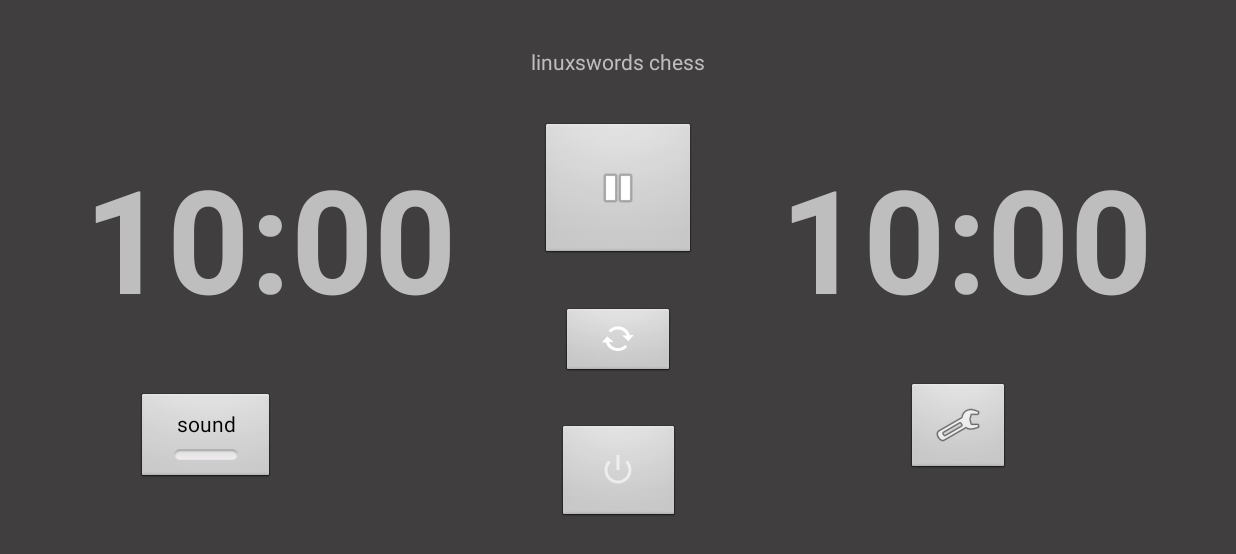
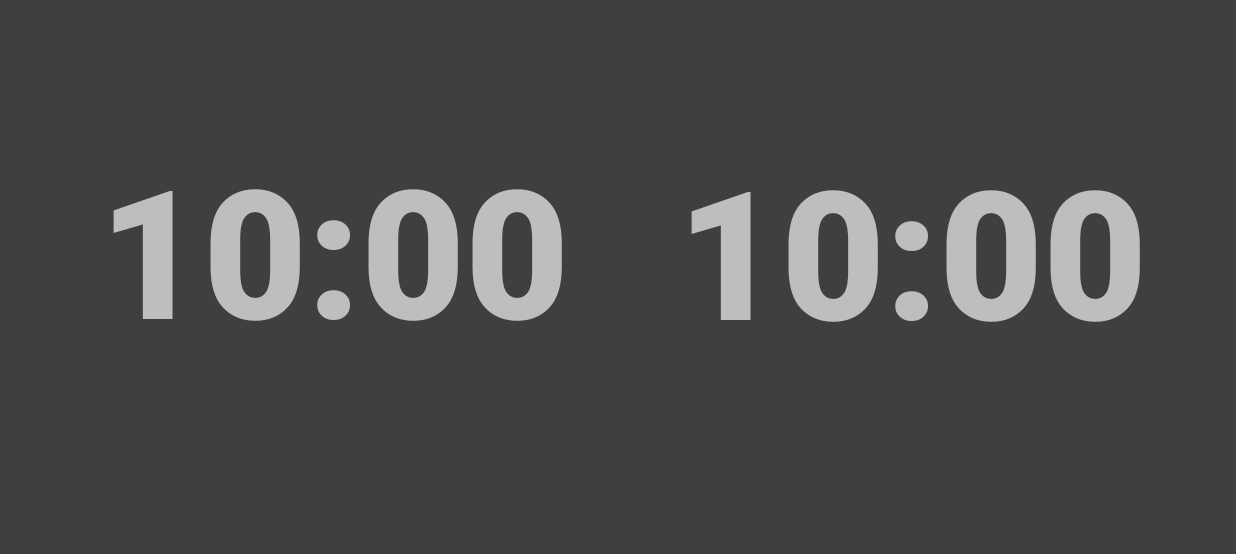
Before and after one commit to linuxswords/ChessClock, an Android app: the screen it shows after launch (MainActivity), on a phone screen of 824 x 412 dp (held sideways). Shown: the top 554 px of the screen. Run offline under Robolectric (Android 15) with nearby library versions, the phone set to English and light mode, and no system bars.

Commit message:
UI: drop all buttons on screen. [WIP]
single tap will pause the clock
long tab will open setting screen

```diff
--- a/app/src/main/java/org/linuxswords/games/chessclock/MainActivity.java
+++ b/app/src/main/java/org/linuxswords/games/chessclock/MainActivity.java
@@ -39,20 +39,21 @@ public class MainActivity extends Activity implements TiltListener
         tiltSensor = new TiltSensor(this);
         tiltSensor.setListener(this);
 
-        // pause button
-        findViewById(R.id.pauseButton).setOnClickListener(v -> this.pauseAllClocks());
+        // pause on a single click, show settings on a long click
+        findViewById(R.id.parent).setOnClickListener(v -> this.pauseAllClocks());
+        findViewById(R.id.parent).setOnLongClickListener(v -> this.showSettingsScreen());
+//        findViewById(R.id.parent).setdouOnLongClickListener(v -> this.showSettingsScreen());
 
         // reset button
-        findViewById(R.id.restartButton).setOnClickListener(v -> this.restartAllClocks());
+//        findViewById(R.id.restartButton).setOnClickListener(v -> this.restartAllClocks());
 
         // sound stuff
         initializeSoundTriggers();
+    }
 
-        // settings
-        findViewById(R.id.settingsButton).setOnClickListener(v -> startActivity(new Intent(this, SettingsActivity.class)));
-
-        // exit
-        findViewById(R.id.exitButton).setOnClickListener(v -> this.finishAffinity());
+    private boolean showSettingsScreen(){
+        startActivity(new Intent(this, SettingsActivity.class));
+        return true;
     }
 
     private void initializeSoundTriggers()
--- a/app/src/main/java/org/linuxswords/games/chessclock/SettingsActivity.java
+++ b/app/src/main/java/org/linuxswords/games/chessclock/SettingsActivity.java
@@ -17,8 +17,20 @@ public class SettingsActivity extends Activity
         setContentView(R.layout.activity_settings);
         getWindow().addFlags(WindowManager.LayoutParams.FLAG_KEEP_SCREEN_ON);
 
+        setupTimeSettingsButtons();
+
+        // cancel
         findViewById(R.id.settingsCancelButton).setOnClickListener(v -> startActivity(new Intent(this, MainActivity.class)));
 
+        // sound
+        findViewById(R.id.soundSwitch).setOnClickListener(l -> l.isActivated());  // fixme do something
+
+        // exit
+        findViewById(R.id.exitButton).setOnClickListener(v -> this.finishAffinity());
+    }
+
+    private void setupTimeSettingsButtons()
+    {
         findViewById(R.id.timeSettingThreeZero).setOnClickListener(v -> this.setTimeAndCloseView(TimeSettings.FIFTEEN_PLUS_ZERO));
         findViewById(R.id.timeSettingThreePlusFive).setOnClickListener(v -> this.setTimeAndCloseView(TimeSettings.FIFTEEN_PLUS_FIVE));
 
@@ -27,7 +39,6 @@ public class SettingsActivity extends Activity
 
         findViewById(R.id.timeSettingTenZero).setOnClickListener(v -> this.setTimeAndCloseView(TimeSettings.TEN_PLUS_ZERO));
         findViewById(R.id.timeSettingTenPlusFive).setOnClickListener(v -> this.setTimeAndCloseView(TimeSettings.TEN_PLUS_FIVE));
-
 
         findViewById(R.id.timeSettingFifteenZero).setOnClickListener(v -> this.setTimeAndCloseView(TimeSettings.FIFTEEN_PLUS_ZERO));
         findViewById(R.id.timeSettingFifteenPlusFive).setOnClickListener(v -> this.setTimeAndCloseView(TimeSettings.FIFTEEN_PLUS_FIVE));
@@ -39,4 +50,9 @@ public class SettingsActivity extends Activity
         timeSettingsManager.setCurrent(timeSetting);
         startActivity(new Intent(this, MainActivity.class));
     }
+
+    private void setSoundAndCloseView(){
+
+        startActivity(new Intent(this, MainActivity.class));
+    }
 }
--- a/app/src/main/res/layout/activity_main.xml
+++ b/app/src/main/res/layout/activity_main.xml
@@ -3,102 +3,40 @@
   xmlns:android="http://schemas.android.com/apk/res/android"
   xmlns:app="http://schemas.android.com/apk/res-auto"
   xmlns:tools="http://schemas.android.com/tools"
+  android:id="@+id/parent"
   android:layout_width="match_parent"
   android:layout_height="match_parent"
   android:background="#403E3E"
   tools:context=".MainActivity">
-  <ImageButton
-    android:id="@+id/pauseButton"
-    android:layout_width="104dp"
-    android:layout_height="92dp"
-    android:src="@android:drawable/ic_media_pause"
-    app:layout_constraintBottom_toTopOf="@+id/restartButton"
-    app:layout_constraintEnd_toStartOf="@+id/clockRight"
-    app:layout_constraintHorizontal_bias="0.5"
-    app:layout_constraintStart_toEndOf="@+id/clockLeft"
-    app:layout_constraintTop_toBottomOf="@+id/textView2"/>
-  <ImageButton
-    android:id="@+id/restartButton"
-    android:layout_width="76dp"
-    android:layout_height="47dp"
-    android:src="@android:drawable/stat_notify_sync"
-    app:layout_constraintBottom_toTopOf="@+id/exitButton"
-    app:layout_constraintEnd_toEndOf="parent"
-    app:layout_constraintStart_toStartOf="parent"
-    app:layout_constraintTop_toBottomOf="@+id/pauseButton"/>
-  <ImageButton
-    android:id="@+id/settingsButton"
-    android:layout_width="69dp"
-    android:layout_height="62dp"
-    android:src="@android:drawable/ic_menu_manage"
-    app:layout_constraintBottom_toBottomOf="parent"
-    app:layout_constraintEnd_toEndOf="parent"
-    app:layout_constraintHorizontal_bias="0.8"
-    app:layout_constraintStart_toStartOf="parent"
-    app:layout_constraintTop_toTopOf="parent"
-    app:layout_constraintVertical_bias="0.728"/>
-  <ImageButton
-    android:id="@+id/exitButton"
-    android:layout_width="82dp"
-    android:layout_height="66dp"
-    android:layout_marginBottom="32dp"
-    android:src="@android:drawable/ic_lock_power_off"
+  <TextView
+    android:id="@+id/clockRight"
+    android:textStyle="bold"
+    android:layout_width="326dp"
+    android:layout_height="142dp"
+    android:fontFamily="sans-serif-black"
+    android:text="@string/clockRight"
+    android:textAlignment="center"
+    android:textSize="120sp"
     app:layout_constraintBottom_toBottomOf="parent"
     app:layout_constraintEnd_toEndOf="parent"
     app:layout_constraintHorizontal_bias="0.5"
-    app:layout_constraintStart_toStartOf="parent"
-    app:layout_constraintTop_toBottomOf="@+id/restartButton"/>
-  <TextView
-    android:id="@+id/clockRight"
-    android:textStyle="bold"
-    android:layout_width="250dp"
-    android:layout_height="116dp"
-    android:fontFamily="sans-serif"
-    android:text="@string/clockRight"
-    android:textAlignment="center"
-    android:textSize="96sp"
-    app:layout_constraintBottom_toBottomOf="parent"
-    app:layout_constraintEnd_toEndOf="parent"
-    app:layout_constraintHorizontal_bias="0.5"
-    app:layout_constraintStart_toEndOf="@+id/pauseButton"
+    app:layout_constraintStart_toEndOf="@+id/clockLeft"
     app:layout_constraintTop_toTopOf="parent"
     app:layout_constraintVertical_bias="0.318"/>
   <TextView
-    android:id="@+id/textView2"
-    android:layout_width="wrap_content"
-    android:layout_height="wrap_content"
-    android:text="@string/title"
-    app:layout_constraintBottom_toTopOf="@+id/pauseButton"
-    app:layout_constraintEnd_toEndOf="parent"
-    app:layout_constraintHorizontal_bias="0.5"
-    app:layout_constraintStart_toStartOf="parent"
-    app:layout_constraintTop_toTopOf="parent"/>
-  <TextView
     android:id="@+id/clockLeft"
     android:textStyle="bold"
-    android:layout_width="250dp"
-    android:layout_height="116dp"
+    android:layout_width="340dp"
+    android:layout_height="143dp"
+    android:fontFamily="sans-serif-black"
     android:text="@string/clockLeft"
     android:textAlignment="center"
-    android:textSize="96sp"
+    android:textSize="120sp"
     app:layout_constraintBottom_toBottomOf="parent"
-    app:layout_constraintEnd_toStartOf="@+id/pauseButton"
+    app:layout_constraintEnd_toStartOf="@+id/clockRight"
     app:layout_constraintHorizontal_bias="0.5"
     app:layout_constraintStart_toStartOf="parent"
     app:layout_constraintTop_toTopOf="parent"
     app:layout_constraintVertical_bias="0.318"/>
-  <ToggleButton
-    android:id="@+id/soundToggleButton"
-    android:layout_width="90dp"
-    android:layout_height="59dp"
-    android:text="ToggleButton"
-    android:textOff="sound"
-    android:textOn="sound"
-    app:layout_constraintBottom_toBottomOf="parent"
-    app:layout_constraintEnd_toEndOf="parent"
-    app:layout_constraintHorizontal_bias="0.125"
-    app:layout_constraintStart_toStartOf="parent"
-    app:layout_constraintTop_toTopOf="parent"
-    app:layout_constraintVertical_bias="0.743"/>
 
 </androidx.constraintlayout.widget.ConstraintLayout>
--- a/app/src/main/res/layout/activity_settings.xml
+++ b/app/src/main/res/layout/activity_settings.xml
@@ -107,14 +107,33 @@
     app:layout_constraintStart_toEndOf="@+id/timeSettingTenPlusFive"
     app:layout_constraintTop_toBottomOf="@+id/timeSettingFifteenZero"/>
   <ImageButton
+    android:id="@+id/exitButton"
+    android:layout_width="77dp"
+    android:layout_height="72dp"
+    android:src="@android:drawable/ic_lock_power_off"
+    app:layout_constraintBottom_toTopOf="@+id/soundSwitch"
+    app:layout_constraintEnd_toEndOf="parent"
+    app:layout_constraintHorizontal_bias="0.925"
+    app:layout_constraintStart_toStartOf="parent"
+    app:layout_constraintTop_toTopOf="parent"/>
+  <ImageButton
     android:id="@+id/settingsCancelButton"
     android:layout_width="87dp"
     android:layout_height="71dp"
     app:layout_constraintBottom_toBottomOf="parent"
     app:layout_constraintEnd_toEndOf="parent"
-    app:layout_constraintHorizontal_bias="0.925"
+    app:layout_constraintHorizontal_bias="0.931"
     app:layout_constraintStart_toStartOf="parent"
-    app:layout_constraintTop_toTopOf="parent"
-    app:layout_constraintVertical_bias="0.903"
+    app:layout_constraintTop_toBottomOf="@+id/soundSwitch"
     app:srcCompat="@android:drawable/ic_menu_close_clear_cancel"/>
+  <Switch
+    android:id="@+id/soundSwitch"
+    android:layout_width="94dp"
+    android:layout_height="54dp"
+    android:text="@string/soundSwitch"
+    app:layout_constraintBottom_toTopOf="@+id/settingsCancelButton"
+    app:layout_constraintEnd_toEndOf="parent"
+    app:layout_constraintHorizontal_bias="0.937"
+    app:layout_constraintStart_toStartOf="parent"
+    app:layout_constraintTop_toBottomOf="@+id/exitButton"/>
 </androidx.constraintlayout.widget.ConstraintLayout>
--- a/app/src/main/res/values/strings.xml
+++ b/app/src/main/res/values/strings.xml
@@ -3,4 +3,5 @@
   <string name="clockLeft">15:00</string>
   <string name="clockRight">15:00</string>
   <string name="title">linuxswords chess</string>
+  <string name="soundSwitch">sound</string>
 </resources>
```
